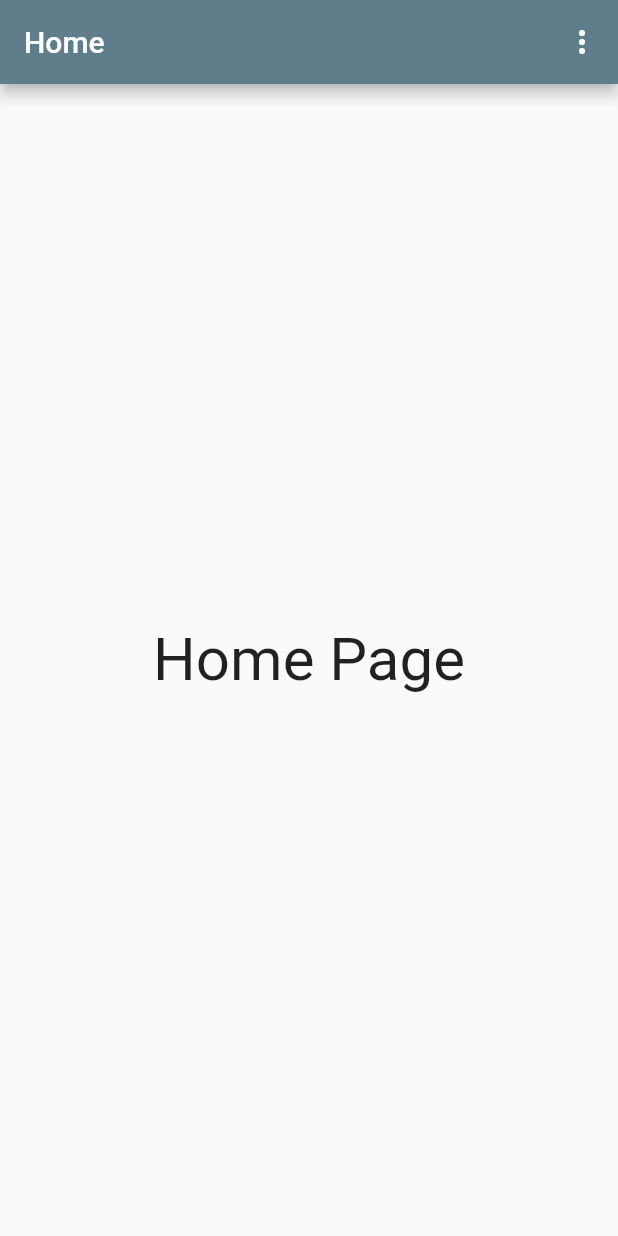
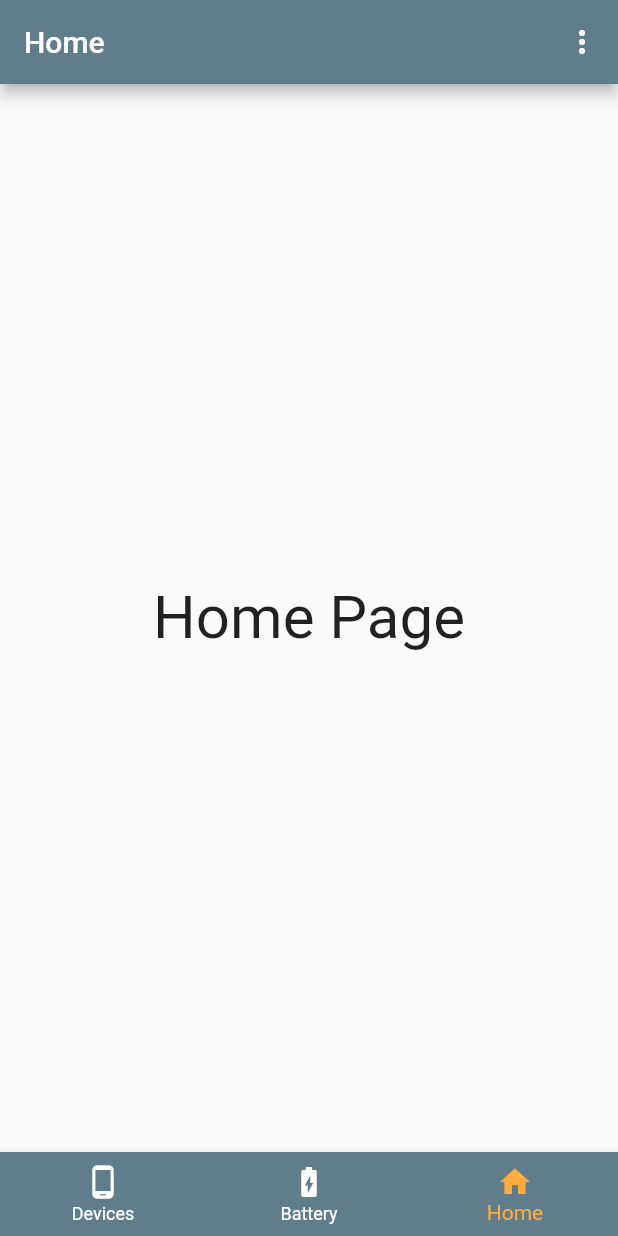
Before and after one commit to Chnapik/lp_app, a Flutter app: the screen it shows after launch, on a phone screen of 412 x 824 dp. Run offline on Flutter 3.47's test engine with Material 2 defaults, Android fonts, the phone set to English and light mode, and no system bars; our stand-ins replace go_router.

Commit message:
completed all tasks associated with GH Issue 44
Relates: #44

```diff
--- a/lib/main.dart
+++ b/lib/main.dart
@@ -3,6 +3,7 @@ import 'package:go_router/go_router.dart';
 import 'package:lp_app/screens/battery_page.dart';
 import 'package:lp_app/screens/ble1_page.dart';
 import 'package:lp_app/screens/ble2_page.dart';
+import 'package:lp_app/screens/bottom_nav_bar.dart';
 import 'package:lp_app/screens/devices_page.dart';
 import 'package:lp_app/screens/home_page.dart';
 import 'package:lp_app/screens/login_page.dart';
@@ -34,8 +35,12 @@ class _MyAppState extends State<MyApp> {
 }
 
 final _router = GoRouter(
-  initialLocation: '/home',
+  initialLocation: '/bottomnavbar',
   routes: [
+    GoRoute(
+      path: '/bottomnavbar',
+      builder: (context, state) => const BottomNavBar(),
+    ),
     GoRoute(
       path: '/home',
       builder: (context, state) => const HomePage(),
--- a/lib/screens/ble1_page.dart
+++ b/lib/screens/ble1_page.dart
@@ -8,7 +8,7 @@ class Ble1Page extends StatelessWidget {
   Widget build(BuildContext context) {
     return Scaffold(
       appBar: MyAppBar(
-        appBarTitle: 'Battery',
+        appBarTitle: 'BLE1',
         showLeading: true,
       ),
       body: const Center(
--- a/lib/screens/ble2_page.dart
+++ b/lib/screens/ble2_page.dart
@@ -8,7 +8,7 @@ class Ble2Page extends StatelessWidget {
   Widget build(BuildContext context) {
     return Scaffold(
       appBar: MyAppBar(
-        appBarTitle: 'Battery',
+        appBarTitle: 'BLE2',
         showLeading: true,
       ),
       body: const Center(
--- a/lib/screens/main_route.dart
+++ b/lib/screens/bottom_nav_bar.dart
@@ -1,17 +1,16 @@
 import 'package:flutter/material.dart';
 import 'package:lp_app/screens/battery_page.dart';
-import 'package:lp_app/screens/settings_page.dart';
 import 'devices_page.dart';
 import 'home_page.dart';
 
-class MainRoute extends StatefulWidget {
-  const MainRoute({super.key});
+class BottomNavBar extends StatefulWidget {
+  const BottomNavBar({super.key});
 
   @override
-  State<MainRoute> createState() => _MainRouteState();
+  State<BottomNavBar> createState() => _MainRouteState();
 }
 
-class _MainRouteState extends State<MainRoute> {
+class _MainRouteState extends State<BottomNavBar> {
   int _selectedPageIndex = 2;
 
   void _onPageChanged(int index) => setState(() => _selectedPageIndex = index);
--- a/lib/screens/home_page.dart
+++ b/lib/screens/home_page.dart
@@ -1,5 +1,6 @@
 import 'package:flutter/material.dart';
 import 'package:lp_app/screens/app_bar.dart';
+import 'package:lp_app/screens/bottom_nav_bar.dart';
 
 class HomePage extends StatelessWidget {
   const HomePage({Key? key}) : super(key: key);
--- a/lib/screens/registration_page.dart
+++ b/lib/screens/registration_page.dart
@@ -1,6 +1,6 @@
 import 'package:flutter/material.dart';
 import 'package:lp_app/screens/app_bar.dart';
-import 'package:lp_app/screens/main_route.dart';
+import 'package:lp_app/screens/bottom_nav_bar.dart';
 
 class RegistrationPage extends StatelessWidget {
   const RegistrationPage({super.key});
@@ -75,7 +75,7 @@ class RegistrationPage extends StatelessWidget {
                   return ElevatedButton(
                     onPressed: () {
                       Navigator.of(context).push(MaterialPageRoute(
-                          builder: (context) => const MainRoute()));
+                          builder: (context) => const BottomNavBar()));
                     },
                     child: const Text('Login'),
                   );
--- a/lib/screens/settings_page.dart
+++ b/lib/screens/settings_page.dart
@@ -7,7 +7,10 @@ class SettingsPage extends StatelessWidget {
   @override
   Widget build(BuildContext context) {
     return Scaffold(
-      appBar: MyAppBar(appBarTitle: 'Settings', showLeading: true),
+      appBar: MyAppBar(
+        appBarTitle: 'Settings',
+        showLeading: true,
+      ),
       body: const Center(
         child: Text(
           'Settings Page',
```
Also changed, not shown: lib/screens/login_page.dart (+3 -4 lines).
